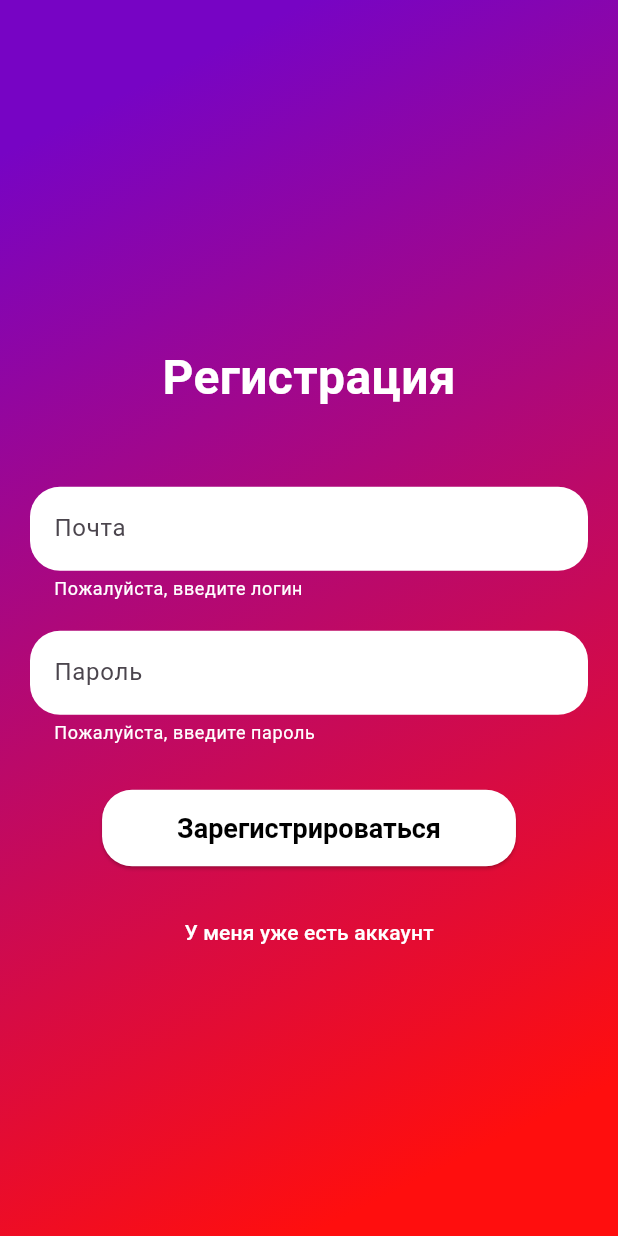
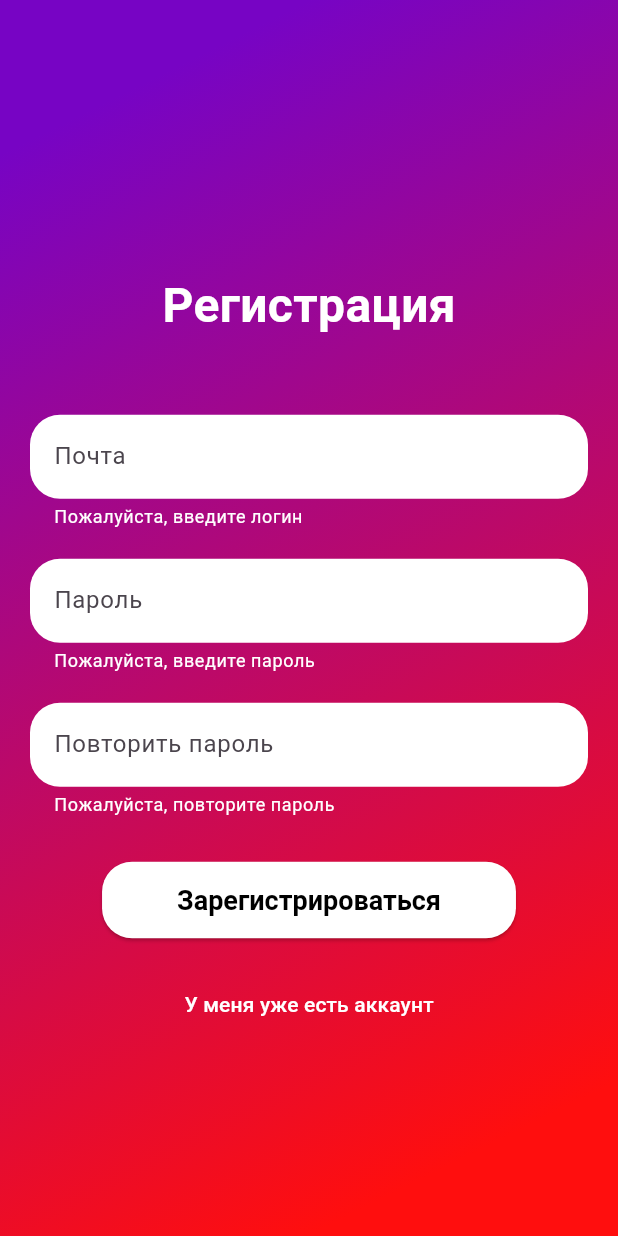
Before and after one commit to Cosssmy/zc_dodiddon, a Flutter app: the screen it shows after launch, after a tap on "Войти", after a tap on "У меня еще нет аккаунта", after a tap on "Зарегистрироваться", on a phone screen of 412 x 824 dp. Run offline on Flutter 3.47's test engine with Material 3 defaults, Android fonts, the phone set to English and light mode, and no system bars.

Commit message:
Доп правки

```diff
--- a/lib/pages/login_page.dart
+++ b/lib/pages/login_page.dart
@@ -1,5 +1,4 @@
 import 'package:flutter/material.dart';
-
 import '../theme/theme.dart';
 
 class LoginPage extends StatefulWidget {
@@ -12,6 +11,9 @@ class LoginPage extends StatefulWidget {
 class _LoginPageState extends State<LoginPage> {
   final _formKey = GlobalKey<FormState>();
   bool _isRegistration = false;
+  final TextEditingController _passwordController = TextEditingController();
+  final TextEditingController _confirmPasswordController =
+      TextEditingController();
 
   @override
   Widget build(BuildContext context) {
@@ -51,6 +53,7 @@ class _LoginPageState extends State<LoginPage> {
                 ),
                 const SizedBox(height: 50),
                 TextFormField(
+                  style: const TextStyle(color: Colors.black),
                   decoration: const InputDecoration(
                     hintText: 'Почта',
                     filled: true,
@@ -69,7 +72,9 @@ class _LoginPageState extends State<LoginPage> {
                 ),
                 const SizedBox(height: 20),
                 TextFormField(
+                  style: const TextStyle(color: Colors.black),
                   obscureText: true,
+                  controller: _passwordController,
                   decoration: const InputDecoration(
                     hintText: 'Пароль',
                     filled: true,
@@ -86,6 +91,32 @@ class _LoginPageState extends State<LoginPage> {
                     return null;
                   },
                 ),
+                if (_isRegistration) ...[
+                  const SizedBox(height: 20),
+                  TextFormField(
+                    style: const TextStyle(color: Colors.black),
+                    obscureText: true,
+                    controller: _confirmPasswordController,
+                    decoration: const InputDecoration(
+                      hintText: 'Повторить пароль',
+                      filled: true,
+                      fillColor: Colors.white,
+                      border: OutlineInputBorder(
+                        borderRadius: BorderRadius.all(Radius.circular(20)),
+                        borderSide: BorderSide.none,
+                      ),
+                    ),
+                    validator: (value) {
+                      if (value == null || value.isEmpty) {
+                        return 'Пожалуйста, повторите пароль';
+                      }
+                      if (value != _passwordController.text) {
+                        return 'Пароли не совпадают';
+                      }
+                      return null;
+                    },
+                  ),
+                ],
                 const SizedBox(height: 30),
                 ElevatedButton(
                   onPressed: () {
--- /dev/null
+++ b/lib/pages/main_page.dart
@@ -0,0 +1 @@
+// TODO Implement this library.
```
